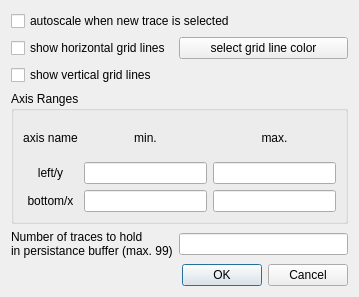
Qt form QtPMbrowser/DlgGraphSettings.ui (ChrisHal/PMbrowser) before a commit.
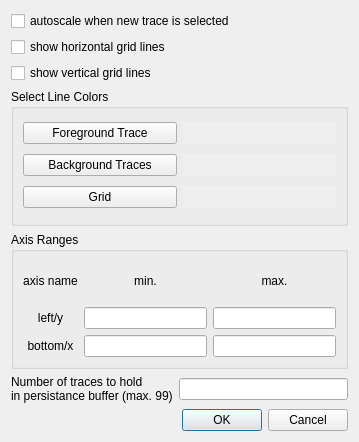
The same form after that commit.

Commit message: graph settings: make trace colors configurable

```diff
--- a/QtPMbrowser/DlgGraphSettings.ui
+++ b/QtPMbrowser/DlgGraphSettings.ui
@@ -7,28 +7,14 @@
     <x>0</x>
     <y>0</y>
     <width>359</width>
-    <height>297</height>
+    <height>442</height>
    </rect>
   </property>
   <property name="windowTitle">
    <string>Graph Settings &amp; Axis Ranges</string>
   </property>
   <layout class="QGridLayout" name="gridLayout_2">
-   <item row="4" column="0">
-    <widget class="QLabel" name="label_5">
-     <property name="text">
-      <string>&lt;html&gt;&lt;head/&gt;&lt;body&gt;&lt;p&gt;Number of traces to hold&lt;br/&gt;in persistance buffer (max. 99)&lt;/p&gt;&lt;/body&gt;&lt;/html&gt;</string>
-     </property>
-    </widget>
-   </item>
-   <item row="0" column="0" colspan="2">
-    <widget class="QCheckBox" name="checkBoxEnableAutoscale">
-     <property name="text">
-      <string>autoscale when new trace is selected</string>
-     </property>
-    </widget>
-   </item>
-   <item row="3" column="0" colspan="2">
+   <item row="4" column="0" colspan="2">
     <widget class="QGroupBox" name="groupBox">
      <property name="title">
       <string>Axis Ranges</string>
@@ -107,8 +93,19 @@
      </layout>
     </widget>
    </item>
-   <item row="4" column="1">
-    <widget class="QLineEdit" name="lineEditNumTraces"/>
+   <item row="5" column="0">
+    <widget class="QLabel" name="label_5">
+     <property name="text">
+      <string>&lt;html&gt;&lt;head/&gt;&lt;body&gt;&lt;p&gt;Number of traces to hold&lt;br/&gt;in persistance buffer (max. 99)&lt;/p&gt;&lt;/body&gt;&lt;/html&gt;</string>
+     </property>
+    </widget>
+   </item>
+   <item row="0" column="0" colspan="2">
+    <widget class="QCheckBox" name="checkBoxEnableAutoscale">
+     <property name="text">
+      <string>autoscale when new trace is selected</string>
+     </property>
+    </widget>
    </item>
    <item row="1" column="0">
     <widget class="QCheckBox" name="checkBoxHorzGrid">
@@ -117,7 +114,17 @@
      </property>
     </widget>
    </item>
-   <item row="5" column="0" colspan="2">
+   <item row="2" column="0">
+    <widget class="QCheckBox" name="checkBoxVertGrid">
+     <property name="text">
+      <string>show vertical grid lines</string>
+     </property>
+    </widget>
+   </item>
+   <item row="5" column="1">
+    <widget class="QLineEdit" name="lineEditNumTraces"/>
+   </item>
+   <item row="6" column="0" colspan="2">
     <widget class="QDialogButtonBox" name="buttonBox">
      <property name="orientation">
       <enum>Qt::Horizontal</enum>
@@ -127,18 +134,55 @@
      </property>
     </widget>
    </item>
-   <item row="2" column="0">
-    <widget class="QCheckBox" name="checkBoxVertGrid">
-     <property name="text">
-      <string>show vertical grid lines</string>
+   <item row="3" column="0" colspan="2">
+    <widget class="QGroupBox" name="groupBoxColors">
+     <property name="title">
+      <string>Select Line Colors</string>
      </property>
-    </widget>
-   </item>
-   <item row="1" column="1">
-    <widget class="QPushButton" name="pushButtonSelectGridColor">
-     <property name="text">
-      <string>select grid line color</string>
-     </property>
+     <layout class="QGridLayout" name="gridLayout_4">
+      <item row="2" column="0">
+       <widget class="QPushButton" name="pushButtonSelectGridColor">
+        <property name="text">
+         <string>Grid</string>
+        </property>
+       </widget>
+      </item>
+      <item row="1" column="0">
+       <widget class="QPushButton" name="pushButtonColorBkTrace">
+        <property name="text">
+         <string>Background Traces</string>
+        </property>
+       </widget>
+      </item>
+      <item row="0" column="0">
+       <widget class="QPushButton" name="pushButtonColorTrace">
+        <property name="text">
+         <string>Foreground Trace</string>
+        </property>
+       </widget>
+      </item>
+      <item row="0" column="1">
+       <widget class="QWidget" name="widgetColorTrace" native="true">
+        <property name="autoFillBackground">
+         <bool>true</bool>
+        </property>
+       </widget>
+      </item>
+      <item row="1" column="1">
+       <widget class="QWidget" name="widgetColorBkTrace" native="true">
+        <property name="autoFillBackground">
+         <bool>true</bool>
+        </property>
+       </widget>
+      </item>
+      <item row="2" column="1">
+       <widget class="QWidget" name="widgetColorGrid" native="true">
+        <property name="autoFillBackground">
+         <bool>true</bool>
+        </property>
+       </widget>
+      </item>
+     </layout>
     </widget>
    </item>
   </layout>
```
The commit also changes 5 other files.
